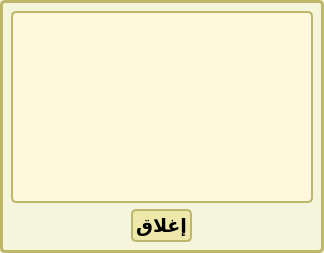
First picture: the form in ui/PopupWindow.ui, repository a-atalla/azan, before the edit.
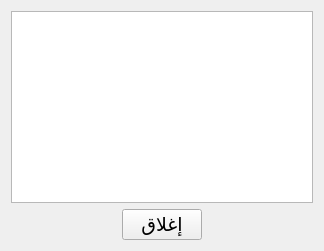
Second picture: the form after the edit. Icons and pictures are not drawn.

What changed in the file:
```diff
--- a/ui/PopupWindow.ui
+++ b/ui/PopupWindow.ui
@@ -7,7 +7,7 @@
     <x>0</x>
     <y>0</y>
     <width>324</width>
-    <height>207</height>
+    <height>239</height>
    </rect>
   </property>
   <property name="font">
@@ -23,124 +23,7 @@
    <enum>Qt::RightToLeft</enum>
   </property>
   <property name="styleSheet">
-   <string notr="true">QWidget ,QDialog,QGroupBox {
-   background-color: beige;
-	border-width: 3px;
-    border-color: darkkhaki;
-    border-style: solid;
-    border-radius: 5;
-   font-family: KacstQurn ;
-}
-
-/* Nice Windows-XP-style password character. */
-QLineEdit[echoMode=&quot;2&quot;] {
-    lineedit-password-character: 9679;
-}
-
-/* We provide a min-width and min-height for push buttons
-   so that they look elegant regardless of the width of the text. */
-QPushButton {
-    background-color: palegoldenrod;
-    border-width: 2px;
-    border-color: darkkhaki;
-    border-style: solid;
-    border-radius: 5;
-    padding: 3px;
-    min-width: 9ex;
-    min-height: 2.5ex;
-}
-
-QPushButton:hover {
-   background-color: khaki;
-}
-
-/* Increase the padding, so the text is shifted when the button is
-   pressed. */
-QPushButton:pressed {
-    padding-left: 5px;
-    padding-top: 5px;
-    background-color: #d0d67c;
-}
-
-QLabel, QAbstractButton {
-    font: bold;
-}
-
-/* Mark mandatory fields with a brownish color. */
-.mandatory {
-    color: brown;
-}
-
-/* Bold text on status bar looks awful. */
-QStatusBar QLabel {
-   font: normal;
-}
-
-QStatusBar::item {
-    border-width: 1;
-    border-color: darkkhaki;
-    border-style: solid;
-    border-radius: 2;
-}
-
-QComboBox, QLineEdit, QSpinBox, QTextEdit, QListView,QProgressBar,QscrollBar {
-    background-color: cornsilk;
-    selection-color: #0a214c; 
-    selection-background-color: #C19A6B;
-}
-
-QListView {
-    show-decoration-selected: 1;
-}
-
-QListView::item:hover {
-    background-color: wheat;
-}
-
-/* We reserve 1 pixel space in padding. When we get the focus,
-   we kill the padding and enlarge the border. This makes the items
-   glow. */
-QLineEdit, QFrame {
-    border-width: 2px;
-    padding: 1px;
-    border-style: solid;
-    border-color: darkkhaki;
-    border-radius: 5px;
-}
-
-/* As mentioned above, eliminate the padding and increase the border. */
-QLineEdit:focus, QFrame:focus {
-    border-width: 3px;
-    padding: 0px;
-}
-
-/* A QLabel is a QFrame ... */
-QLabel {
-    border: none;
-    padding: 0;
-    background: none;
-}
-
-/* A QToolTip is a QLabel ... */
-QToolTip {
-    border: 2px solid darkkhaki;
-    padding: 5px;
-    border-radius: 3px;
-    opacity: 200;
-}
-
-/* Nice to have the background color change when hovered. */
-QRadioButton:hover, QCheckBox:hover {
-    background-color: wheat;
-}
-
-/* Force the dialog's buttons to follow the Windows guidelines. */
-QDialogButtonBox {
-    button-layout: 0;
-}
-
- 
-</string>
+   <string notr="true">background-image: url(:/images/images/back.png);</string>
   </property>
   <layout class="QVBoxLayout" name="verticalLayout">
    <item>
@@ -159,6 +42,9 @@
        <bold>true</bold>
       </font>
      </property>
+     <property name="styleSheet">
+      <string notr="true">background-image: url(:/images/images/back.png);</string>
+     </property>
     </widget>
    </item>
    <item>
```
Left out of the diff: 4 changed lines with no effect on the pictures.
